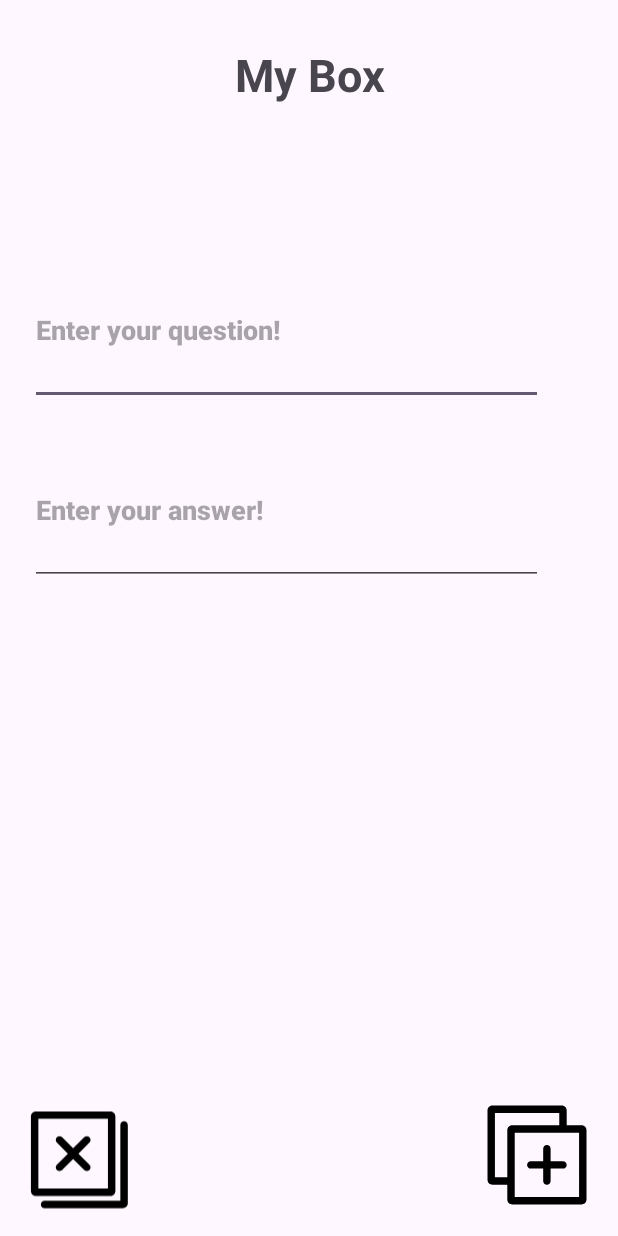
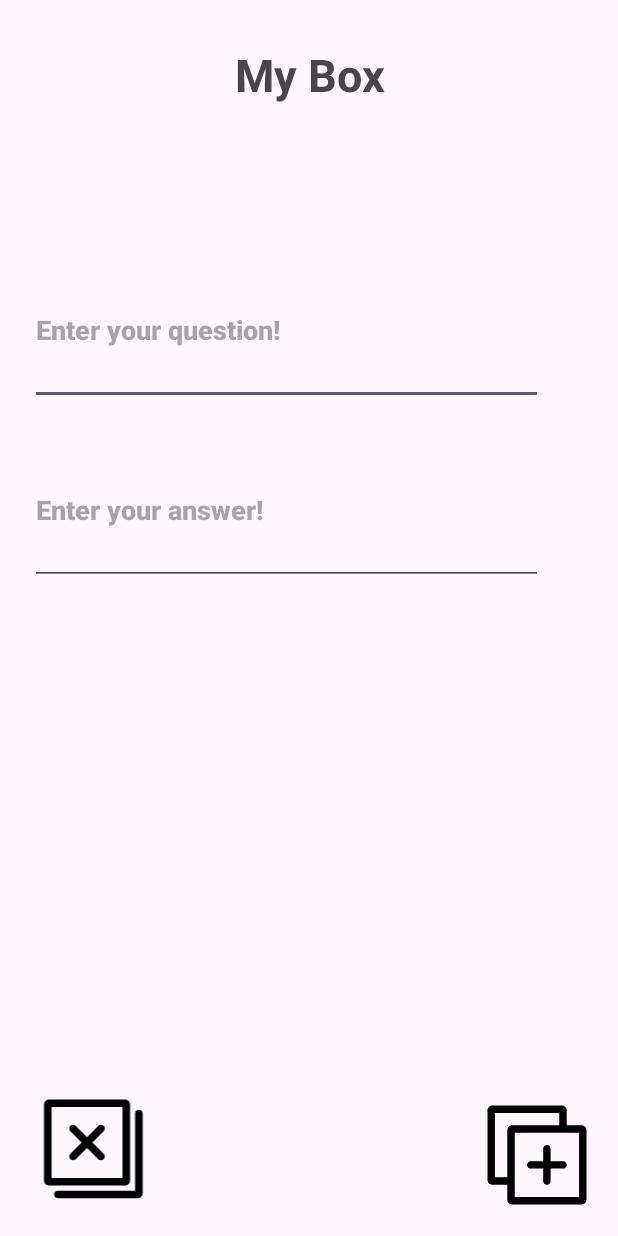
Before and after one commit to bricealexis16-bot/MySandBox, an Android app: the MainActivity2 screen opened directly, with no data from a screen before it, on a phone screen of 412 x 824 dp. Run offline under Robolectric (Android 15) with nearby library versions, the phone set to English and light mode, and no system bars.

Commit message:
Initial commit

```diff
--- a/app/src/main/res/layout/activity_main2.xml
+++ b/app/src/main/res/layout/activity_main2.xml
@@ -51,8 +51,8 @@
         android:layout_height="wrap_content"
         android:layout_alignParentEnd="true"
         android:layout_alignParentBottom="true"
-        android:layout_marginEnd="306dp"
-        android:layout_marginBottom="-3dp"
+        android:layout_marginEnd="290dp"
+        android:layout_marginBottom="4dp"
         app:srcCompat="@drawable/closed_icon_foreground" />
 
     <ImageView
```
